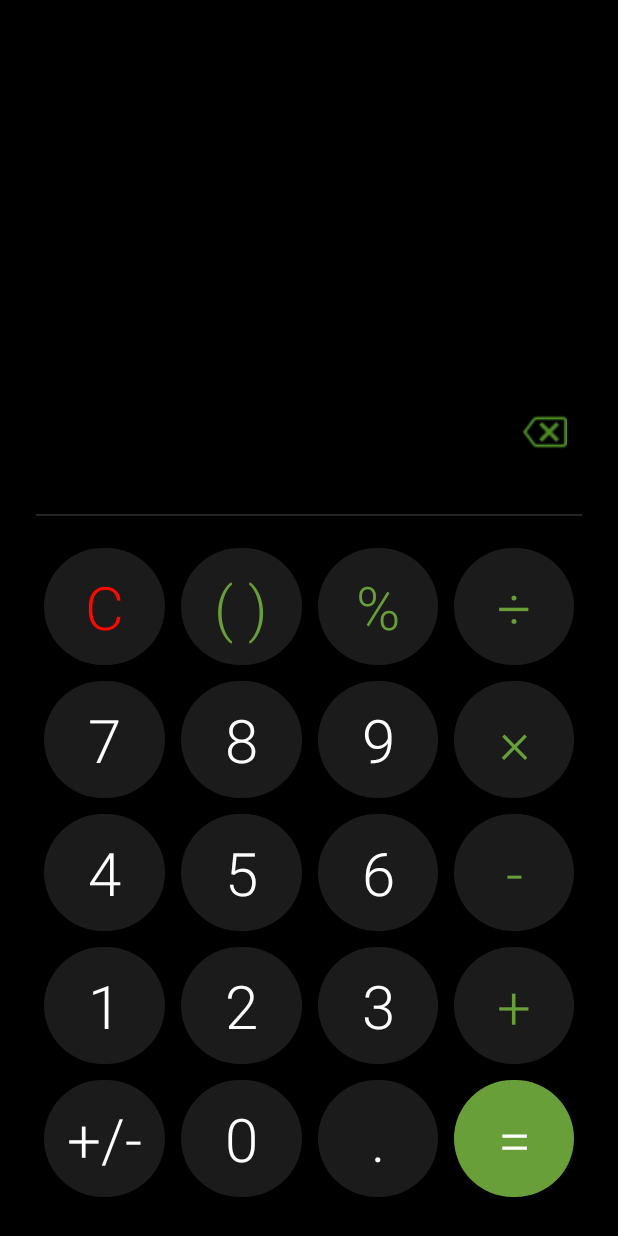
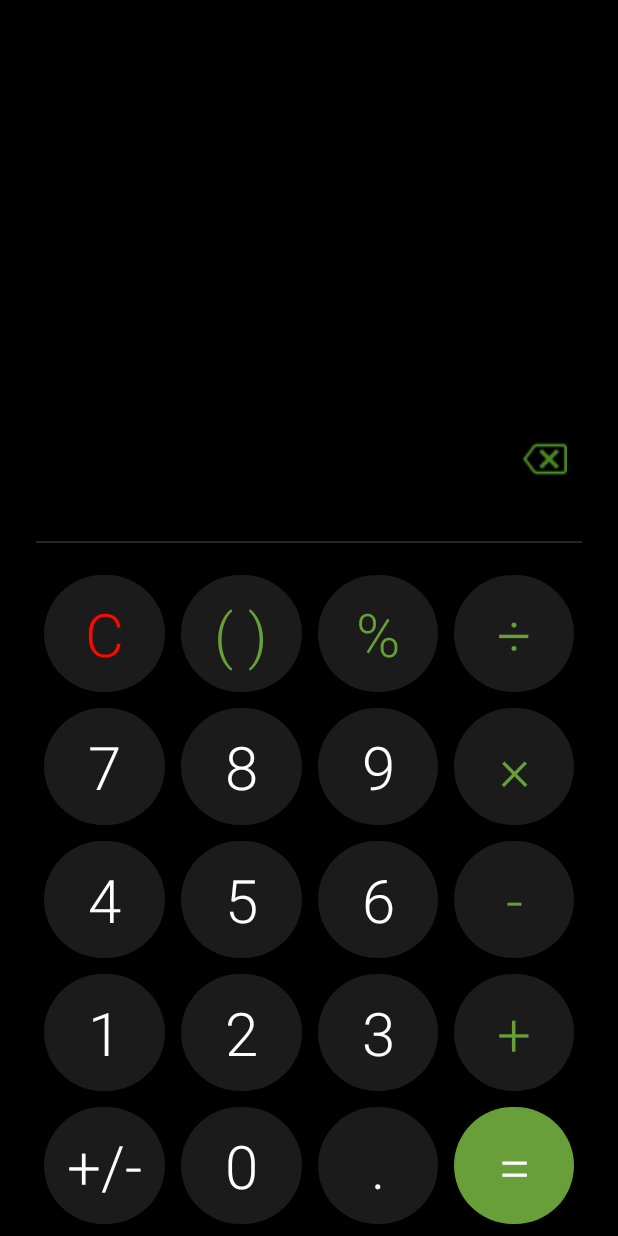
Before and after one commit to sailab-banik/Calculator-Android-App, an Android app: the screen it shows after launch (MainActivity), on a phone screen of 412 x 824 dp. Run offline under Robolectric (Android 15) with nearby library versions, the phone set to English and light mode, and no system bars.

Commit message:
Minor Changes.

```diff
--- a/app/src/main/res/layout/activity_main.xml
+++ b/app/src/main/res/layout/activity_main.xml
@@ -23,6 +23,7 @@
             android:layout_width="match_parent"
             android:layout_height="wrap_content"
             android:layout_marginBottom="45dp"
+            android:layout_marginTop="32dp"
             android:layout_weight="0"
             android:autofillHints="false"
             android:background="@null"
@@ -39,8 +40,8 @@
             android:id="@+id/output"
             android:layout_width="match_parent"
             android:layout_height="wrap_content"
-            android:layout_marginTop="48dp"
-            android:layout_marginBottom="60dp"
+            android:layout_marginTop="80dp"
+            android:layout_marginBottom="32dp"
             android:layout_weight="0"
             android:textAlignment="textEnd"
             android:textColor="@color/white"
```
